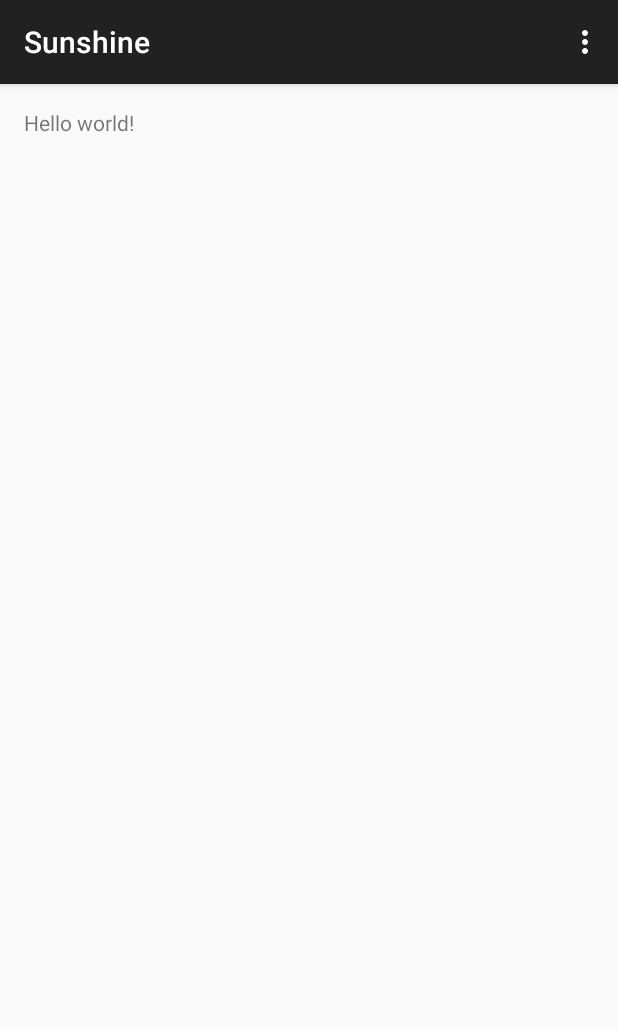
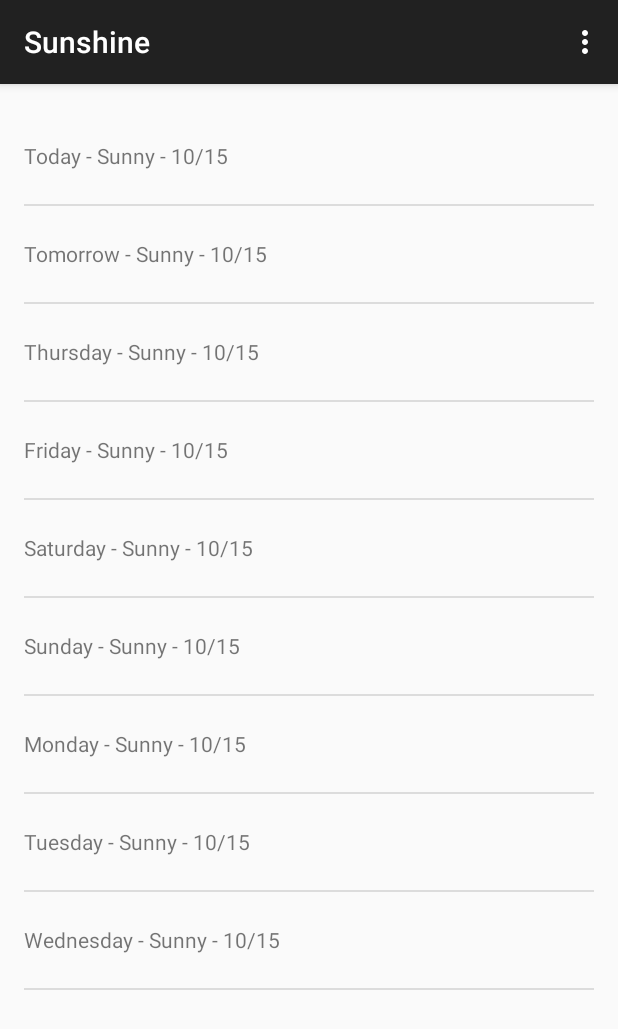
Before and after one commit to Madsn/mooc, an Android app: the screen it shows after launch (MainActivity), on a phone screen of 412 x 824 dp. Shown: the top 1029 px of the screen. Run offline under Robolectric (Android 15) with nearby library versions, the phone set to English and light mode, and no system bars.

Commit message:
Lesson 1 completed

```diff
--- a/Udacity/developing-android-apps/Sunshine/app/build.gradle
+++ b/Udacity/developing-android-apps/Sunshine/app/build.gradle
@@ -12,8 +12,14 @@ android {
         versionName "1.0"
     }
     buildTypes {
+        debug {
+            debuggable true
+            minifyEnabled false
+            proguardFiles getDefaultProguardFile('proguard-android.txt'), 'proguard-rules.pro'
+        }
         release {
-            minifyEnabled false
+            debuggable false
+            minifyEnabled true
             proguardFiles getDefaultProguardFile('proguard-android.txt'), 'proguard-rules.pro'
         }
     }
--- a/Udacity/developing-android-apps/Sunshine/app/src/main/java/com/noptech/android/sunshine/app/MainActivity.java
+++ b/Udacity/developing-android-apps/Sunshine/app/src/main/java/com/noptech/android/sunshine/app/MainActivity.java
@@ -10,6 +10,11 @@ import android.view.MenuItem;
 import android.view.View;
 import android.view.ViewGroup;
 import android.os.Build;
+import android.widget.ArrayAdapter;
+import android.widget.ListView;
+
+import java.util.ArrayList;
+import java.util.List;
 
 
 public class MainActivity extends ActionBarActivity {
@@ -60,6 +65,23 @@ public class MainActivity extends ActionBarActivity {
         public View onCreateView(LayoutInflater inflater, ViewGroup container,
                                  Bundle savedInstanceState) {
             View rootView = inflater.inflate(R.layout.fragment_main, container, false);
+
+            List<String> entries = new ArrayList<String>();
+            entries.add("Today - Sunny - 10/15");
+            entries.add("Tomorrow - Sunny - 10/15");
+            entries.add("Thursday - Sunny - 10/15");
+            entries.add("Friday - Sunny - 10/15");
+            entries.add("Saturday - Sunny - 10/15");
+            entries.add("Sunday - Sunny - 10/15");
+            entries.add("Monday - Sunny - 10/15");
+            entries.add("Tuesday - Sunny - 10/15");
+            entries.add("Wednesday - Sunny - 10/15");
+
+            ArrayAdapter<String> adapter = new ArrayAdapter<String>(getActivity(), R.layout.list_item_forecast, R.id.list_item_forecast_textview, entries);
+
+            ListView listView = (ListView) rootView.findViewById(R.id.listview_forecast);
+            listView.setAdapter(adapter);
+
             return rootView;
         }
     }
--- a/Udacity/developing-android-apps/Sunshine/app/src/main/res/layout/fragment_main.xml
+++ b/Udacity/developing-android-apps/Sunshine/app/src/main/res/layout/fragment_main.xml
@@ -1,4 +1,4 @@
-<RelativeLayout xmlns:android="http://schemas.android.com/apk/res/android"
+<FrameLayout xmlns:android="http://schemas.android.com/apk/res/android"
     xmlns:tools="http://schemas.android.com/tools" android:layout_width="match_parent"
     android:layout_height="match_parent" android:paddingLeft="@dimen/activity_horizontal_margin"
     android:paddingRight="@dimen/activity_horizontal_margin"
@@ -6,7 +6,9 @@
     android:paddingBottom="@dimen/activity_vertical_margin"
     tools:context=".MainActivity$PlaceholderFragment">
 
-    <TextView android:text="@string/hello_world" android:layout_width="wrap_content"
-        android:layout_height="wrap_content" />
+    <ListView
+        android:id="@+id/listview_forecast"
+        android:layout_width="match_parent"
+        android:layout_height="match_parent" />
 
-</RelativeLayout>
+</FrameLayout>
--- /dev/null
+++ b/Udacity/developing-android-apps/Sunshine/app/src/main/res/layout/list_item_forecast.xml
@@ -0,0 +1,8 @@
+<?xml version="1.0" encoding="utf-8"?>
+<TextView xmlns:android="http://schemas.android.com/apk/res/android"
+    android:layout_width="match_parent"
+    android:layout_height="wrap_content"
+    android:minHeight="?android:attr/listPreferredItemHeight"
+    android:gravity="center_vertical"
+    android:id="@+id/list_item_forecast_textview"
+    android:text="Today - Sunny - 88 / 63"/>
```
Also changed, not shown: 1 other file.
